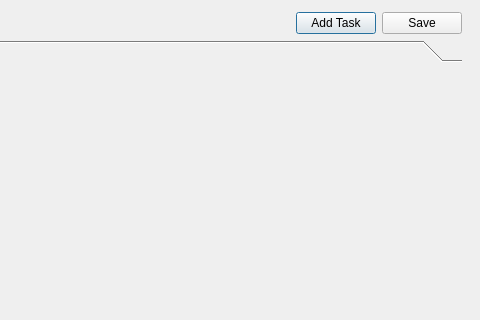
Qt form Board.ui (ValeriaNardoni/ListaToDo) before a commit; both pictures show x 188 to 668 and y 0 to 320 of the 668 by 403 pixel window.
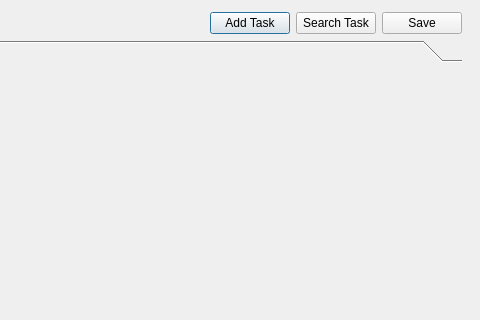
The same form after that commit.

Patch:
```diff
--- a/Board.ui
+++ b/Board.ui
@@ -52,6 +52,13 @@
                                 </property>
                             </widget>
                         </item>
+                        <item>
+                            <widget class="QPushButton" name="searchTaskButton">
+                                <property name="text">
+                                    <string>Search Task</string>
+                                </property>
+                            </widget>
+                        </item>
                         <item>
                             <widget class="QPushButton" name="SaveTask">
                                 <property name="text">
```
